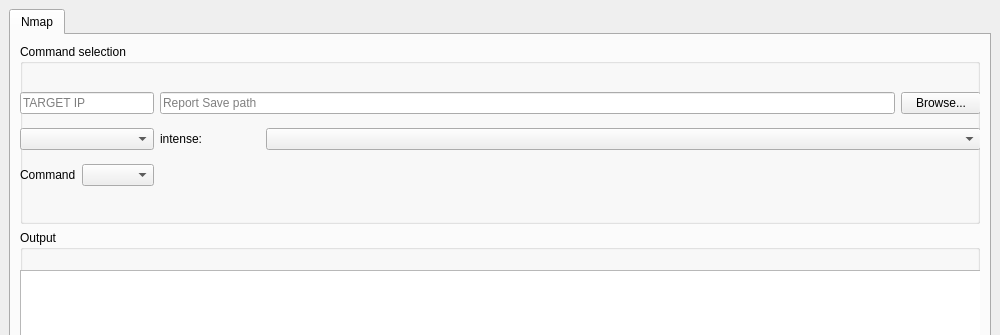
Old version of the form mainwindow.ui in the repository mdhira-ai/kalitestGuicmd; both pictures show x 0 to 1000 and y 0 to 335 of the 1000 by 609 pixel window.
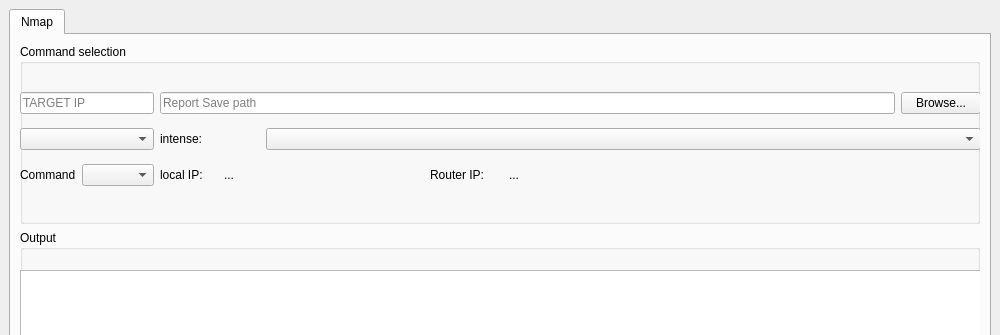
New version of the form.

Commit message: Add local and router IP display to main window UI and logic

Diff of the .ui file:
```diff
--- a/mainwindow.ui
+++ b/mainwindow.ui
@@ -117,6 +117,56 @@
               </item>
              </layout>
             </item>
+            <item row="2" column="1">
+             <layout class="QHBoxLayout" name="horizontalLayout">
+              <item>
+               <widget class="QLabel" name="label_2">
+                <property name="maximumSize">
+                 <size>
+                  <width>58</width>
+                  <height>16777215</height>
+                 </size>
+                </property>
+                <property name="text">
+                 <string>local IP:</string>
+                </property>
+               </widget>
+              </item>
+              <item>
+               <widget class="QLabel" name="label_ip">
+                <property name="maximumSize">
+                 <size>
+                  <width>200</width>
+                  <height>16777215</height>
+                 </size>
+                </property>
+                <property name="text">
+                 <string>...</string>
+                </property>
+               </widget>
+              </item>
+              <item>
+               <widget class="QLabel" name="label">
+                <property name="maximumSize">
+                 <size>
+                  <width>73</width>
+                  <height>16777215</height>
+                 </size>
+                </property>
+                <property name="text">
+                 <string>Router IP:</string>
+                </property>
+               </widget>
+              </item>
+              <item>
+               <widget class="QLabel" name="label_router">
+                <property name="text">
+                 <string>...</string>
+                </property>
+               </widget>
+              </item>
+             </layout>
+            </item>
            </layout>
           </widget>
          </widget>
```
The commit also changes 3 other files.
